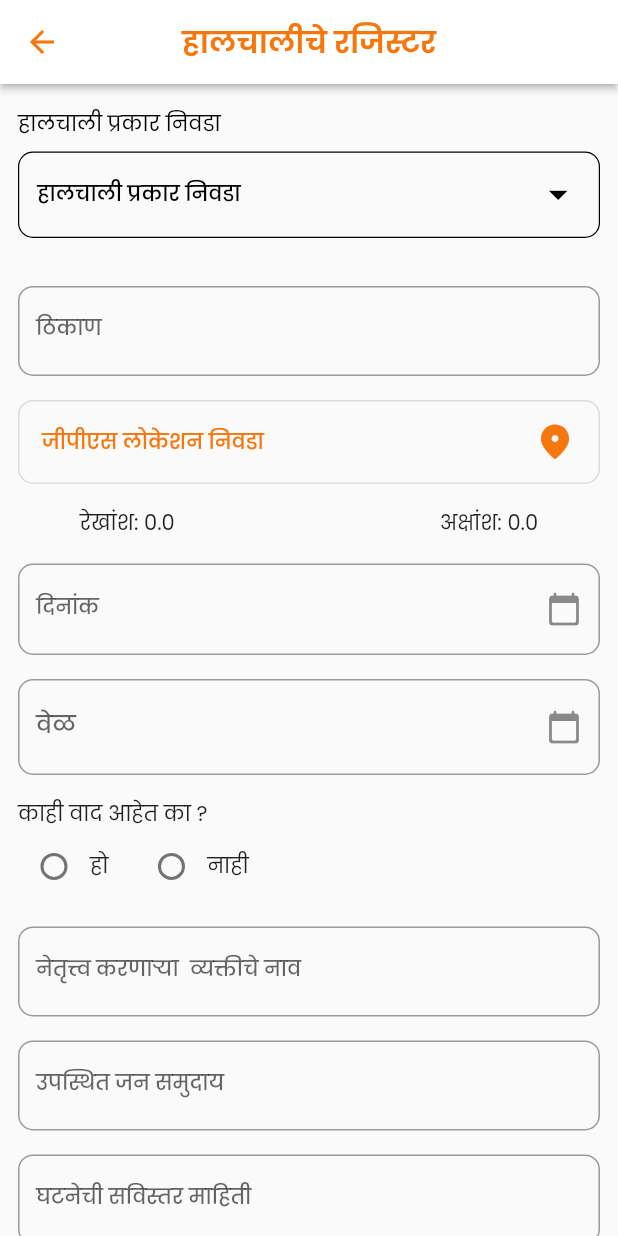
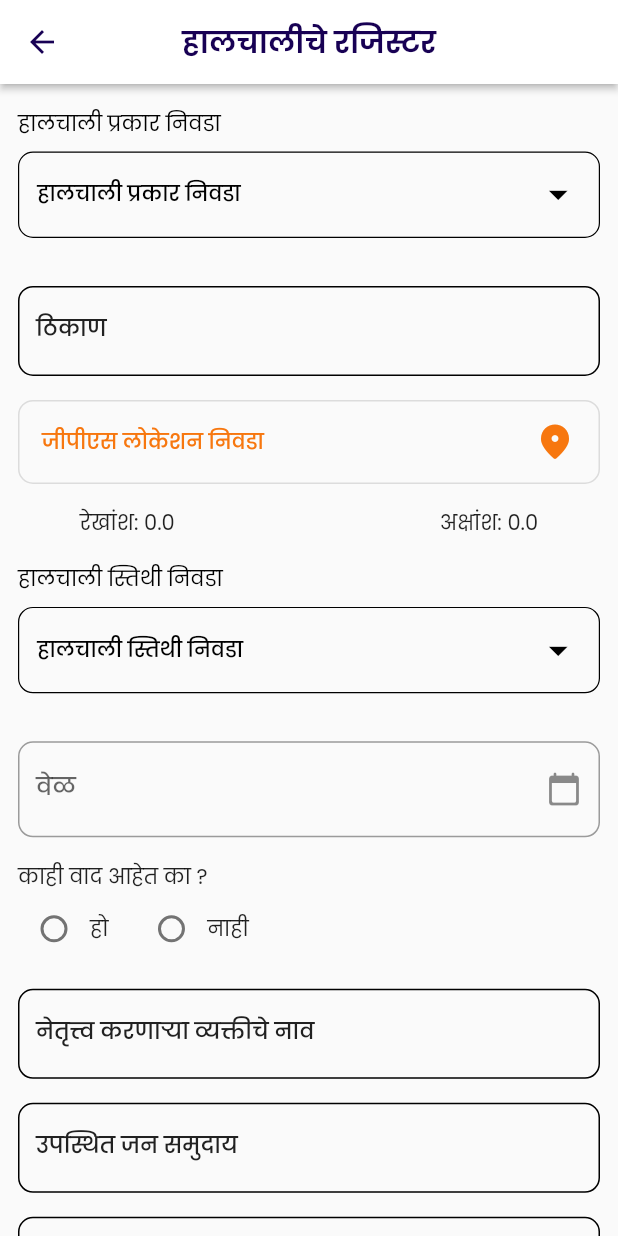
Before and after one commit to pratikpwr/police-patil, a Flutter app: the MovementRegFormScreen screen opened directly, on a phone screen of 412 x 824 dp. Run offline on Flutter 3.47's test engine with Material 2 defaults, Android fonts, the phone set to English and light mode, and no system bars; our stand-ins replace bloc, cached_network_image, carousel_slider, connectivity, dio, equatable and 8 more; missing offline and left inert: syncfusion_flutter_pdfviewer; accounts and stored records are empty; network calls fail.

Commit message:
movement register other fields added

```diff
--- a/policepatil/lib/src/config/color_constants.dart
+++ b/policepatil/lib/src/config/color_constants.dart
@@ -9,7 +9,7 @@ const Color PRIMARY_COLOR = Color(0xFFF7770F);
 // Color(0xff000eac); // police blue color //Color(0xffdacbb0)
 // const Color PRIMARY_COLOR_DARK = Color(0xff3143C8);
 // const Color ACCENT_COLOR = Color(0xff4286f5);
-const Color POLICE_BLUE = Color(0xff000eac);
+const Color POLICE_BLUE = Color(0xff180154);
 const Color PRIMARY_COLOR_LIGHT = Color(0xFFf0f6ff);
 const Color ORANGE = Color(0xFFF7770F);
 
--- a/policepatil/lib/src/config/theme_data.dart
+++ b/policepatil/lib/src/config/theme_data.dart
@@ -12,10 +12,10 @@ final myTheme = ThemeData(
     centerTitle: true,
     elevation: 2,
     color: Colors.white,
-    actionsIconTheme: const IconThemeData(color: PRIMARY_COLOR, size: 24),
-    iconTheme: const IconThemeData(color: PRIMARY_COLOR, size: 24),
+    actionsIconTheme: const IconThemeData(color: POLICE_BLUE, size: 24),
+    iconTheme: const IconThemeData(color: POLICE_BLUE, size: 24),
     titleTextStyle: GoogleFonts.poppins(
-        color: PRIMARY_COLOR, fontSize: 20, fontWeight: FontWeight.w600),
+        color: POLICE_BLUE, fontSize: 20, fontWeight: FontWeight.w600),
   ),
   floatingActionButtonTheme:
       const FloatingActionButtonThemeData(backgroundColor: PRIMARY_COLOR),
--- a/policepatil/lib/src/utils/styles.dart
+++ b/policepatil/lib/src/utils/styles.dart
@@ -4,7 +4,7 @@ import 'package:policepatil/src/config/constants.dart';
 
 class Styles {
   static TextStyle primaryTextStyle({
-    Color color = PRIMARY_COLOR,
+    Color color = POLICE_BLUE,
     FontWeight fontWeight = FontWeight.w500,
     double fontSize = 16,
     FontStyle fontStyle = FontStyle.normal,
--- a/policepatil/lib/src/views/screens/alert_screen.dart
+++ b/policepatil/lib/src/views/screens/alert_screen.dart
@@ -26,7 +26,7 @@ class AlertScreen extends StatelessWidget {
         }, child: BlocBuilder<AlertBloc, AlertState>(
           builder: (context, state) {
             if (state is AlertLoading) {
-              return Loading();
+              return const Loading();
             } else if (state is AlertLoaded) {
               if (state.alertResponse.data!.isEmpty) {
                 return NoRecordFound();
--- a/policepatil/lib/src/views/screens/register/collect_register.dart
+++ b/policepatil/lib/src/views/screens/register/collect_register.dart
@@ -125,7 +125,7 @@ class _CollectRegFormScreenState extends State<CollectRegFormScreen> {
       description: _detailsController.text,
       latitude: _bloc.latitude,
       longitude: _bloc.longitude,
-      photo: _bloc.photo!.path,
+      photo: _bloc.photo?.path,
     );
 
     BlocProvider.of<CollectRegisterBloc>(context)
--- a/policepatil/lib/src/views/screens/register/movement_register.dart
+++ b/policepatil/lib/src/views/screens/register/movement_register.dart
@@ -99,7 +99,22 @@ class _MovementRegFormScreenState extends State<MovementRegFormScreen> {
                   ],
                 ),
                 spacer(),
-                buildDateTextField(context, _dateController, DATE),
+                buildDropButton(
+                    value: _bloc.timeValue,
+                    items: _bloc.timeType,
+                    hint: "हालचाली स्तिथी निवडा",
+                    onChanged: (String? value) {
+                      setState(() {
+                        _bloc.timeValue = value;
+                      });
+                    }),
+                spacer(),
+                if (_bloc.timeValue == "संभाव्य")
+                  buildDateTextField(context, _dateController, DATE,
+                      minTime: DateTime.now()),
+                if (_bloc.timeValue == "घटित")
+                  buildDateTextField(context, _dateController, DATE,
+                      maxTime: DateTime.now()),
                 spacer(),
                 buildTimeTextField(context, _timeController, TIME),
                 spacer(),
@@ -153,7 +168,7 @@ class _MovementRegFormScreenState extends State<MovementRegFormScreen> {
                 ),
                 spacer(),
                 buildTextField(
-                    _leaderController, "नेतृत्त्व करणाऱ्या  व्यक्तीचे नाव"),
+                    _leaderController, "नेतृत्त्व करणाऱ्या व्यक्तीचे नाव"),
                 spacer(),
                 buildTextField(_countController, ATTENDANCE),
                 spacer(),
@@ -197,6 +212,8 @@ class _MovementRegFormScreenState extends State<MovementRegFormScreen> {
     MovementData _movementData = MovementData(
         type: _bloc.movementValue,
         subtype: _bloc.movementSubValue,
+        movementType: _bloc.timeValue,
+        leader: _leaderController.text,
         address: _placeController.text,
         latitude: _bloc.latitude,
         longitude: _bloc.longitude,
--- a/policepatil/lib/src/views/widgets/custom_date_textfield.dart
+++ b/policepatil/lib/src/views/widgets/custom_date_textfield.dart
@@ -3,7 +3,8 @@ import 'package:flutter_datetime_picker/flutter_datetime_picker.dart';
 import 'package:google_fonts/google_fonts.dart';
 
 TextField buildDateTextField(
-    BuildContext context, TextEditingController _controller, String hint) {
+    BuildContext context, TextEditingController _controller, String hint,
+    {DateTime? minTime, DateTime? maxTime}) {
   return TextField(
     controller: _controller,
     style: GoogleFonts.poppins(fontSize: 14),
@@ -14,8 +15,8 @@ TextField buildDateTextField(
             DatePicker.showDatePicker(
               context,
               showTitleActions: true,
-              minTime: DateTime(2018, 1, 1),
-              maxTime: DateTime(2032, 12, 31),
+              minTime: minTime ?? DateTime(1999, 1, 1),
+              maxTime: maxTime ?? DateTime(2100, 12, 31),
               onChanged: (date) {
                 _controller.text =
                     "${date.year}-${date.month.toString().padLeft(2, '0')}-${date.day.toString().padLeft(2, '0')}";
--- a/policepatil/lib/src/views/widgets/custom_textfield.dart
+++ b/policepatil/lib/src/views/widgets/custom_textfield.dart
@@ -1,17 +1,18 @@
 import 'package:flutter/material.dart';
 import 'package:google_fonts/google_fonts.dart';
+import 'package:policepatil/src/config/constants.dart';
+import 'package:policepatil/src/utils/utils.dart';
 
 TextField buildTextField(TextEditingController _controller, String hint) {
   return TextField(
     controller: _controller,
     style: GoogleFonts.poppins(fontSize: 14),
     decoration: InputDecoration(
-        // hintText: hint,
-        label: Text(hint,
-            style:
-                GoogleFonts.poppins(fontSize: 14, fontWeight: FontWeight.w500)),
-        hintStyle:
-            GoogleFonts.poppins(fontSize: 14, fontWeight: FontWeight.w500),
+        focusColor: PRIMARY_COLOR,
+        enabledBorder:
+            OutlineInputBorder(borderRadius: BorderRadius.circular(10)),
+        label: Text(hint, style: Styles.titleTextStyle()),
+        hintStyle: Styles.titleTextStyle(),
         border: OutlineInputBorder(borderRadius: BorderRadius.circular(10))),
   );
 }
--- a/shared/lib/modules/movement_register/bloc/movement_register_bloc.dart
+++ b/shared/lib/modules/movement_register/bloc/movement_register_bloc.dart
@@ -18,8 +18,7 @@ class MovementRegisterBloc
 
   @override
   Stream<MovementRegisterState> mapEventToState(
-    MovementRegisterEvent event,
-  ) async* {
+    MovementRegisterEvent event,) async* {
     if (event is GetMovementData) {
       yield* _mapGetMovementDataState(event);
     }
@@ -29,6 +28,7 @@ class MovementRegisterBloc
   }
 
   String? movementValue;
+  String? timeValue;
   String? movementSubValue;
   var isIssue;
   List<String>? movementSubRegTypes;
@@ -38,6 +38,7 @@ class MovementRegisterBloc
 
   String photoName = "हालचालीचा फोटो जोडा";
   File? photo;
+  final List<String> timeType = <String>["संभाव्य", "घटित"];
   final List<String> movementRegTypes = <String>[
     "राजकीय हालचाली",
     "धार्मिक हालचाली",
--- a/shared/lib/modules/movement_register/models/movement_model.dart
+++ b/shared/lib/modules/movement_register/models/movement_model.dart
@@ -37,6 +37,7 @@ class MovementData {
     this.id,
     this.type,
     this.subtype,
+    this.movementType,
     this.address,
     this.latitude,
     this.longitude,
@@ -45,6 +46,7 @@ class MovementData {
     this.attendance,
     this.description,
     this.photo,
+    this.leader,
     this.ppid,
     this.psid,
     this.createdAt,
@@ -54,12 +56,14 @@ class MovementData {
   int? id;
   String? type;
   String? subtype;
+  String? movementType;
   String? address;
   double? latitude;
   double? longitude;
   DateTime? datetime;
   bool? issue;
   int? attendance;
+  String? leader;
   String? description;
   String? photo;
   int? ppid;
@@ -71,6 +75,8 @@ class MovementData {
         id: json["id"],
         type: json["type"],
         subtype: json["subtype"],
+        movementType: json["movement_type"],
+        leader: json["leader"],
         address: json["address"],
         latitude: json["latitude"].toDouble(),
         longitude: json["longitude"].toDouble(),
@@ -85,18 +91,19 @@ class MovementData {
         updatedAt: DateTime.parse(json["updated_at"]),
       );
 
-  Map<String, dynamic> toJson() => {
+  Map<String, dynamic> toJson() =>
+      {
         "type": type,
         "subtype": subtype,
         "address": address,
         "latitude": latitude,
+        "leader": leader,
+        "movement_type": movementType,
         "longitude": longitude,
         "datetime": datetime!.toIso8601String(),
         "essue": issue! ? 1 : 0,
         "attendance": attendance,
         "description": description,
         "photo": photo,
-        "ppid": ppid,
-        "psid": psid
       };
 }
--- a/shared/lib/modules/profile/models/user_data.dart
+++ b/shared/lib/modules/profile/models/user_data.dart
@@ -67,11 +67,8 @@ class UserData {
         updatedAt: DateTime.parse(json["updated_at"]),
       );
 
-  Map<String, dynamic> toJson() =>
-      {
+  Map<String, dynamic> toJson() => {
         "name": name,
-        // "email": email,
-        // "village": village,
         "mobile": mobile,
         "address": address,
         "joindate": joindate,
--- a/shared/lib/shared.dart
+++ b/shared/lib/shared.dart
@@ -17,6 +17,8 @@ export 'package:shared/modules/disaster_tools/disaster_tools.dart';
 export 'package:shared/modules/disaster_register/disaster_register.dart';
 export 'package:shared/modules/kayade/kayade.dart';
 export 'package:shared/modules/village_safety/village_safety.dart';
+import 'package:intl/intl.dart';
 import 'package:shared_preferences/shared_preferences.dart';
 
 Future<SharedPreferences> prefs = SharedPreferences.getInstance();
+DateFormat dateFormat = DateFormat("yyyy-MM-dd");
--- a/shared/pubspec.yaml
+++ b/shared/pubspec.yaml
@@ -15,7 +15,7 @@ dependencies:
   bloc: ^7.1.0
   equatable: ^2.0.3
   meta: ^1.7.0
-
+  intl: ^0.17.0
   shared_preferences: ^2.0.7
 
   api:
```
Also changed, not shown: policepatil/lib/src/views/screens/profile_screen.dart (+13 -7 lines), policepatil/lib/src/views/screens/register/movement_screen.dart (+12 -7 lines), policepatil/lib/src/views/screens/update_user_screen.dart (+15 -17 lines), shared/lib/modules/collection_register/resources/collect_repository.dart (+9 -3 lines), shared/lib/modules/profile/resources/profile_repository.dart (+10 -1 lines), shared/pubspec.lock.
